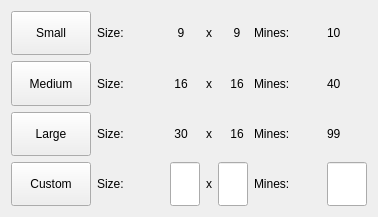
q-g-j/qminesweeper, file difficulty.ui: the form before one commit.
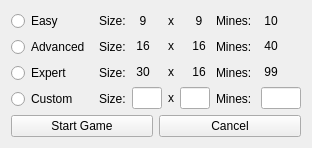
The form after the commit.

Commit message: improved new game dialog

```diff
--- a/difficulty.ui
+++ b/difficulty.ui
@@ -6,12 +6,12 @@
    <rect>
     <x>0</x>
     <y>0</y>
-    <width>378</width>
-    <height>217</height>
+    <width>339</width>
+    <height>220</height>
    </rect>
   </property>
   <property name="sizePolicy">
-   <sizepolicy hsizetype="MinimumExpanding" vsizetype="MinimumExpanding">
+   <sizepolicy hsizetype="Fixed" vsizetype="Fixed">
     <horstretch>0</horstretch>
     <verstretch>0</verstretch>
    </sizepolicy>
@@ -20,57 +20,39 @@
    <string>Choose difficulty</string>
   </property>
   <layout class="QGridLayout" name="gridLayout">
+   <property name="sizeConstraint">
+    <enum>QLayout::SetFixedSize</enum>
+   </property>
    <item row="0" column="0">
     <layout class="QHBoxLayout" name="horizontalLayout_main">
      <item>
-      <layout class="QVBoxLayout" name="verticalLayout_mode">
+      <layout class="QVBoxLayout" name="verticalLayout_mode" stretch="0,0,0,0">
+       <property name="sizeConstraint">
+        <enum>QLayout::SetDefaultConstraint</enum>
+       </property>
        <item>
-        <widget class="QPushButton" name="button_small">
-         <property name="sizePolicy">
-          <sizepolicy hsizetype="MinimumExpanding" vsizetype="Preferred">
-           <horstretch>0</horstretch>
-           <verstretch>0</verstretch>
-          </sizepolicy>
-         </property>
+        <widget class="QRadioButton" name="radioButton_easy">
          <property name="text">
-          <string>Small</string>
+          <string>Easy</string>
          </property>
         </widget>
        </item>
        <item>
-        <widget class="QPushButton" name="button_medium">
-         <property name="sizePolicy">
-          <sizepolicy hsizetype="MinimumExpanding" vsizetype="Preferred">
-           <horstretch>0</horstretch>
-           <verstretch>0</verstretch>
-          </sizepolicy>
-         </property>
+        <widget class="QRadioButton" name="radioButton_advanced">
          <property name="text">
-          <string>Medium</string>
+          <string>Advanced </string>
          </property>
         </widget>
        </item>
        <item>
-        <widget class="QPushButton" name="button_large">
-         <property name="sizePolicy">
-          <sizepolicy hsizetype="MinimumExpanding" vsizetype="Preferred">
-           <horstretch>0</horstretch>
-           <verstretch>0</verstretch>
-          </sizepolicy>
-         </property>
+        <widget class="QRadioButton" name="radioButton_expert">
          <property name="text">
-          <string>Large</string>
+          <string>Expert</string>
          </property>
         </widget>
        </item>
        <item>
-        <widget class="QPushButton" name="button_custom">
-         <property name="sizePolicy">
-          <sizepolicy hsizetype="MinimumExpanding" vsizetype="Preferred">
-           <horstretch>0</horstretch>
-           <verstretch>0</verstretch>
-          </sizepolicy>
-         </property>
+        <widget class="QRadioButton" name="radioButton_custom">
          <property name="text">
           <string>Custom</string>
          </property>
@@ -294,7 +276,7 @@
           </sizepolicy>
          </property>
          <property name="text">
-          <string>Mines:</string>
+          <string>Mines: </string>
          </property>
         </widget>
        </item>
@@ -307,7 +289,7 @@
           </sizepolicy>
          </property>
          <property name="text">
-          <string>Mines:</string>
+          <string>Mines: </string>
          </property>
         </widget>
        </item>
@@ -320,7 +302,7 @@
           </sizepolicy>
          </property>
          <property name="text">
-          <string>Mines:</string>
+          <string>Mines: </string>
          </property>
         </widget>
        </item>
@@ -333,7 +315,7 @@
           </sizepolicy>
          </property>
          <property name="text">
-          <string>Mines:</string>
+          <string>Mines: </string>
          </property>
         </widget>
        </item>
@@ -362,7 +344,7 @@
           <enum>Qt::LeftToRight</enum>
          </property>
          <property name="text">
-          <string>10</string>
+          <string> 10</string>
          </property>
          <property name="alignment">
           <set>Qt::AlignLeading|Qt::AlignLeft|Qt::AlignVCenter</set>
@@ -387,7 +369,7 @@
           <enum>Qt::LeftToRight</enum>
          </property>
          <property name="text">
-          <string>40</string>
+          <string> 40</string>
          </property>
          <property name="alignment">
           <set>Qt::AlignLeading|Qt::AlignLeft|Qt::AlignVCenter</set>
@@ -412,7 +394,7 @@
           <enum>Qt::LeftToRight</enum>
          </property>
          <property name="text">
-          <string>99</string>
+          <string> 99</string>
          </property>
          <property name="alignment">
           <set>Qt::AlignLeading|Qt::AlignLeft|Qt::AlignVCenter</set>
@@ -439,6 +421,24 @@
      </item>
     </layout>
    </item>
+   <item row="1" column="0">
+    <layout class="QHBoxLayout" name="horizontalLayout">
+     <item>
+      <widget class="QPushButton" name="pushButton_2">
+       <property name="text">
+        <string>Start Game</string>
+       </property>
+      </widget>
+     </item>
+     <item>
+      <widget class="QPushButton" name="pushButton">
+       <property name="text">
+        <string>Cancel</string>
+       </property>
+      </widget>
+     </item>
+    </layout>
+   </item>
   </layout>
  </widget>
  <resources/>
```
Left out of the diff: 51 changed lines with no effect on the pictures. The commit also changes 2 other files.
